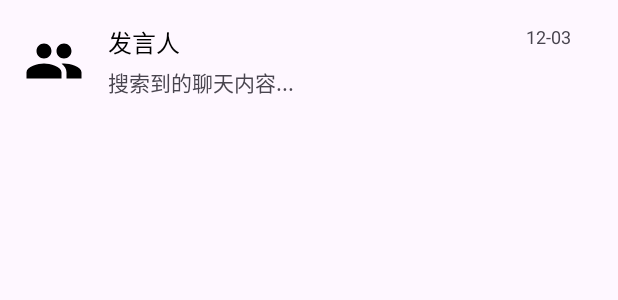
After one commit to zzzketi/AI-Script-Murder, an Android app: the layout item_chat_search_result.xml on its own in the app's theme, with its tools: preview values and no code run, on a phone screen of 412 x 824 dp. The commit adds this screen. Shown: the top 300 px of the screen. Run offline under Robolectric (Android 15) with nearby library versions, the phone set to English and light mode, and no system bars.

Commit message:
聊天记录搜索（内容，人物）

```diff
--- a/app/src/main/AndroidManifest.xml
+++ b/app/src/main/AndroidManifest.xml
@@ -9,7 +9,7 @@
         android:icon="@mipmap/ic_launcher"
         android:label="@string/app_name"
         android:roundIcon="@mipmap/ic_launcher_round"
-        android:supportsRtl="true"
+        android.supportsRtl="true"
         android:theme="@style/Theme.AiScriptMurde"
         tools:targetApi="31">
         <activity
@@ -33,7 +33,8 @@
         <activity android:name=".ui.scriptlist.ScriptDetailActivity"
             android:theme="@style/Theme.AppCompat.Light.NoActionBar"/>
 
-
+        <!-- 🔥 修复：移除错误指定的 Light 主题 -->
+        <activity android:name=".ui.chat.ChatSearchActivity" />
 
     </application>
     <uses-permission android:name="android.permission.INTERNET" />
--- /dev/null
+++ b/app/src/main/res/layout/item_chat_search_result.xml
@@ -0,0 +1,56 @@
+<?xml version="1.0" encoding="utf-8"?>
+<RelativeLayout xmlns:android="http://schemas.android.com/apk/res/android"
+    xmlns:tools="http://schemas.android.com/tools"
+    android:layout_width="match_parent"
+    android:layout_height="wrap_content"
+    android:padding="16dp">
+
+    <ImageView
+        android:id="@+id/iv_result_avatar"
+        android:layout_width="40dp"
+        android:layout_height="40dp"
+        android:layout_centerVertical="true"
+        android:layout_marginEnd="16dp"
+        android:src="@drawable/ic_group" />
+
+    <TextView
+        android:id="@+id/tv_result_timestamp"
+        android:layout_width="wrap_content"
+        android:layout_height="wrap_content"
+        android:layout_alignParentEnd="true"
+        android:layout_marginEnd="15dp"
+        android:textSize="12sp"
+        tools:text="12-03" />
+
+    <LinearLayout
+        android:layout_width="match_parent"
+        android:layout_height="wrap_content"
+        android:layout_centerVertical="true"
+        android:layout_toStartOf="@id/tv_result_timestamp"
+        android:layout_toEndOf="@id/iv_result_avatar"
+        android:layout_marginEnd="8dp"
+        android:orientation="vertical">
+
+        <TextView
+            android:id="@+id/tv_result_sender"
+            android:layout_width="wrap_content"
+            android:layout_height="wrap_content"
+            android:ellipsize="end"
+            android:maxLines="1"
+            android:textColor="@android:color/black"
+            android:textSize="16sp"
+            tools:text="发言人" />
+
+        <TextView
+            android:id="@+id/tv_result_content"
+            android:layout_width="match_parent"
+            android:layout_height="wrap_content"
+            android:layout_marginTop="4dp"
+            android:ellipsize="end"
+            android:maxLines="1"
+            android:textSize="14sp"
+            tools:text="搜索到的聊天内容..." />
+
+    </LinearLayout>
+
+</RelativeLayout>
--- a/app/src/main/res/values/colors.xml
+++ b/app/src/main/res/values/colors.xml
@@ -7,4 +7,5 @@
     <color name="teal_700">#FF018786</color>
     <color name="black">#FF000000</color>
     <color name="white">#FFFFFFFF</color>
+    <color name="highlight_color">#E0E0E0</color> <!-- A light grey for highlighting -->
 </resources>
```
Also changed, not shown: app/src/main/java/com/ai/aiscriptmurde/db/ChatDao.java (+10 -9 lines), app/src/main/java/com/ai/aiscriptmurde/ui/chat/ChatActivity.java (+76 -21 lines), app/src/main/java/com/ai/aiscriptmurde/ui/chat/ChatAdapter.java (+27 -50 lines), app/src/main/java/com/ai/aiscriptmurde/ui/chat/ChatSearchActivity.java (added, +96 -0 lines), app/src/main/java/com/ai/aiscriptmurde/ui/chat/ChatSearchResultAdapter.java (added, +73 -0 lines), app/src/main/java/com/ai/aiscriptmurde/utils/DBHelper.java (+12 -3 lines), app/src/main/java/com/ai/aiscriptmurde/utils/TimeUtils.java (+24 -6 lines), app/src/main/res/anim/fade_highlight.xml (added, +7 -0 lines), app/src/main/res/drawable/ic_arrow_back.xml (added, +10 -0 lines), app/src/main/res/drawable/ic_search.xml (added, +10 -0 lines), app/src/main/res/layout/activity_chat.xml (+46 -21 lines), app/src/main/res/layout/activity_chat_search.xml (added, +55 -0 lines).
